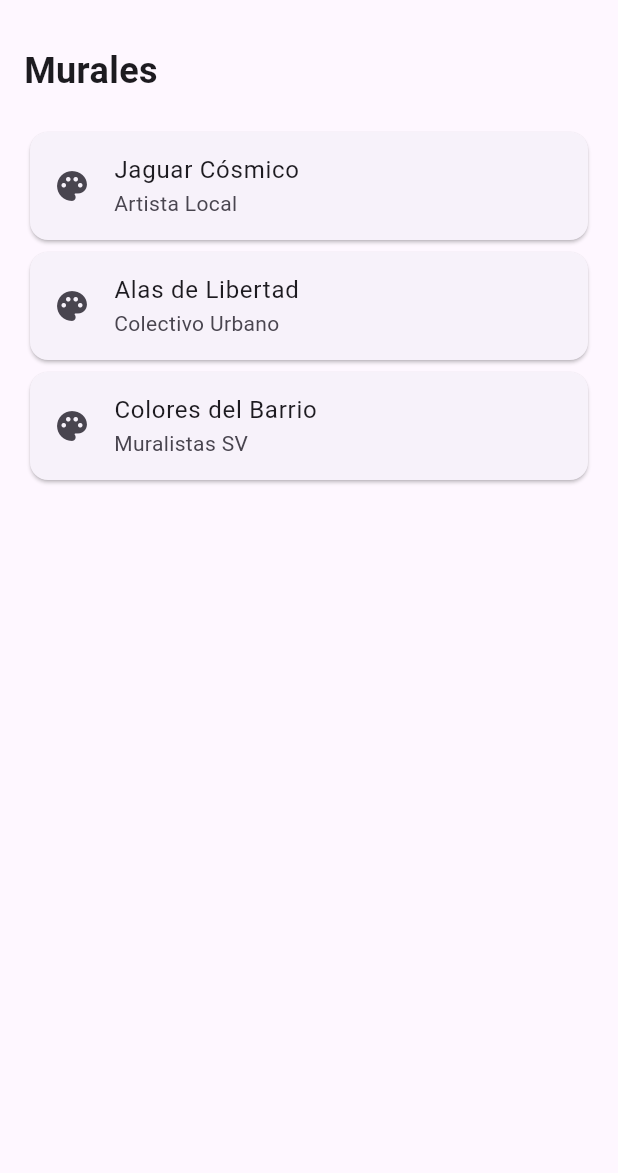
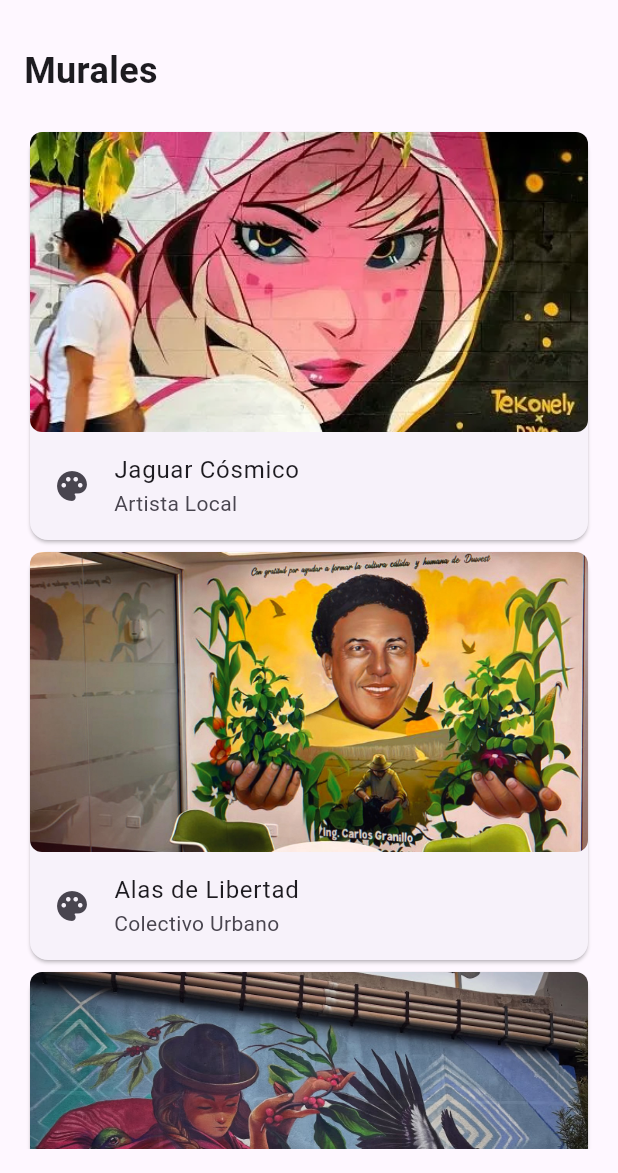
Before and after one commit to josueZepeda1993/graffiti-explorer, a Flutter app: the screen it shows after launch, on a phone screen of 412 x 824 dp, the part 63-1236 px from its top. Run offline on Flutter 3.47's test engine with Material 3 defaults, Android fonts, the phone set to English and light mode, and no system bars.

Commit message:
Adicion de murales y administracion de assets

```diff
--- a/lib/models/mural.dart
+++ b/lib/models/mural.dart
@@ -2,10 +2,12 @@ class Mural {
   final String nombre;
   final String artista;
   final String ubicacion;
+  final String images;
 
   const Mural({
     required this.nombre,
     required this.artista,
     required this.ubicacion,
+    required this.images,
   });
 }
--- a/lib/screens/home_screen.dart
+++ b/lib/screens/home_screen.dart
@@ -9,16 +9,19 @@ class HomeScreen extends StatelessWidget {
       nombre: 'Jaguar Cósmico',
       artista: 'Artista Local',
       ubicacion: 'La Campanera',
+      images: 'assets/images/teko.png',
     ),
     Mural(
       nombre: 'Alas de Libertad',
       artista: 'Colectivo Urbano',
       ubicacion: 'La Campanera',
+      images: 'assets/images/duwest.jpg',
     ),
     Mural(
       nombre: 'Colores del Barrio',
       artista: 'Muralistas SV',
       ubicacion: 'La Campanera',
+      images: 'assets/images/muralBolivia.jpg',
     ),
   ];
 
@@ -49,10 +52,26 @@ class HomeScreen extends StatelessWidget {
                 final mural = murales[index];
 
                 return Card(
-                  child: ListTile(
-                    leading: const Icon(Icons.palette),
-                    title: Text(mural.nombre),
-                    subtitle: Text(mural.artista),
+                  child: Column(
+                    crossAxisAlignment: CrossAxisAlignment.start,
+                    children: [
+
+                      ClipRRect(
+                        borderRadius: BorderRadius.circular(8),
+                        child: Image.asset(
+                          mural.images,
+                          height: 200,
+                          width: double.infinity,
+                          fit: BoxFit.cover,
+                        ),
+                      ),
+
+                      ListTile(
+                        leading: const Icon(Icons.palette),
+                        title: Text(mural.nombre),
+                        subtitle: Text(mural.artista),
+                      ),
+                    ],
                   ),
                 );
               },
--- a/pubspec.yaml
+++ b/pubspec.yaml
@@ -57,6 +57,9 @@ flutter:
   # the material Icons class.
   uses-material-design: true
 
+  assets:
+     - assets/images/
+
   # To add assets to your application, add an assets section, like this:
   # assets:
   #   - images/a_dot_burr.jpeg
```
Also changed, not shown: assets/images/duwest.jpg (added), assets/images/muralBolivia.jpg (added), assets/images/teko.png (added).
